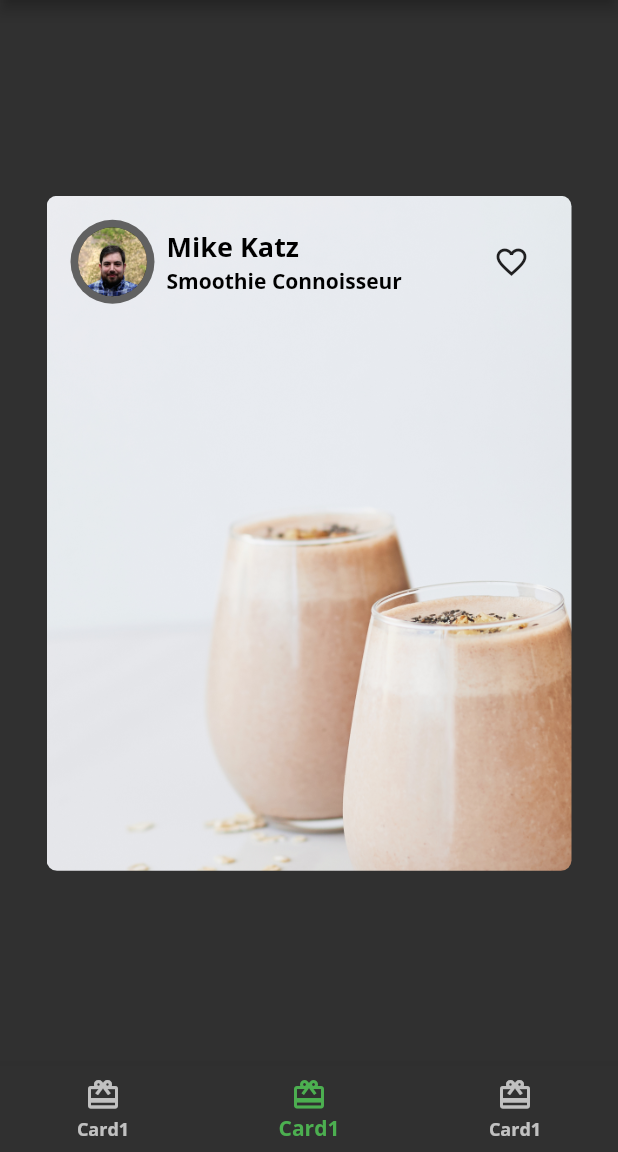
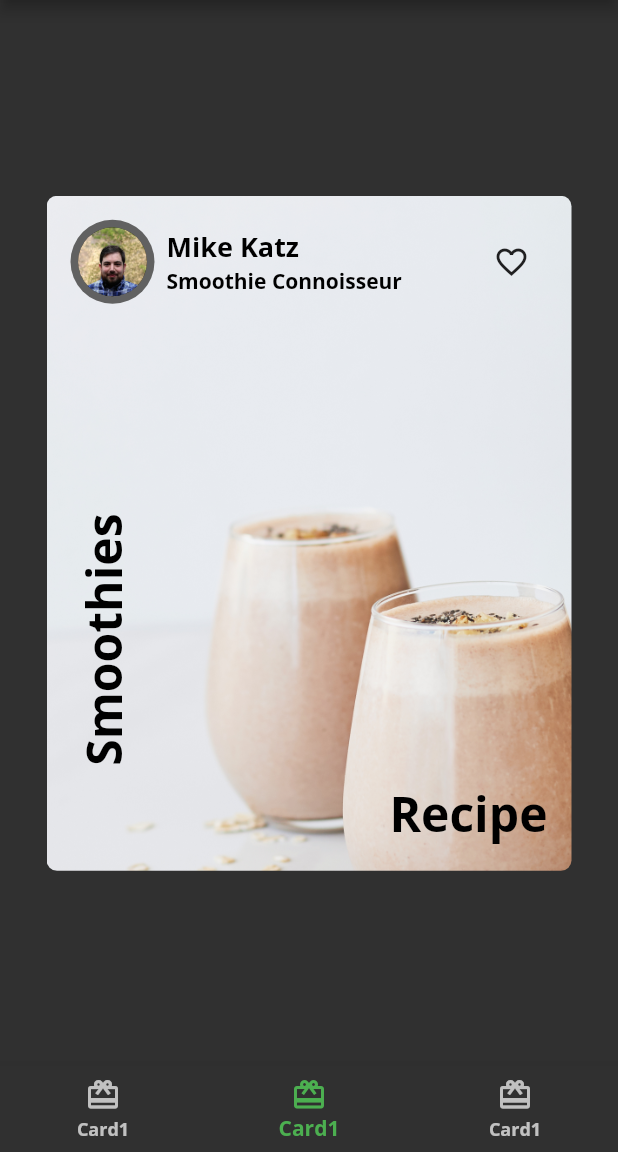
Before and after one commit to robsenshemsedin/flutter-apprentice, a Flutter app: the screen it shows after launch, item 2 of the bottom bar chosen, on a phone screen of 412 x 824 dp, the part 84-1236 px from its top. Run offline on Flutter 3.47's test engine with Material 2 defaults, Android fonts, the phone set to English and light mode, and no system bars; our stand-ins replace google_fonts.

Commit message:
Added to Text widgets.

```diff
--- a/04-understanding-widgets/projects/fooderlich/lib/card2.dart
+++ b/04-understanding-widgets/projects/fooderlich/lib/card2.dart
@@ -1,4 +1,5 @@
 import 'package:flutter/material.dart';
+import 'package:fooderlich/fooderlich_theme.dart';
 import 'author_card.dart';
 
 class Card2 extends StatelessWidget {
@@ -13,12 +14,39 @@ class Card2 extends StatelessWidget {
                 image: AssetImage(cardImage), fit: BoxFit.cover),
             borderRadius: BorderRadius.all(Radius.circular(7))),
         constraints: const BoxConstraints.expand(height: 450, width: 350),
-        child: const Column(
+        child: Column(
+          mainAxisAlignment: MainAxisAlignment.spaceBetween,
           children: [
             AuthorCard(
               authorName: 'Mike Katz',
               title: 'Smoothie Connoisseur',
               imageProvider: AssetImage('assets/images/author_katz.jpeg'),
+            ),
+            Expanded(
+              child: Stack(
+                fit: StackFit.expand,
+                children: [
+                  Positioned(
+                    bottom: 16,
+                    right: 16,
+                    child: Text(
+                      'Recipe',
+                      style: FooderlichTheme.lightTextTheme.headlineLarge,
+                    ),
+                  ),
+                  Positioned(
+                    bottom: 70,
+                    left: 16,
+                    child: RotatedBox(
+                      quarterTurns: 3,
+                      child: Text(
+                        'Smoothies',
+                        style: FooderlichTheme.lightTextTheme.headlineLarge,
+                      ),
+                    ),
+                  )
+                ],
+              ),
             )
           ],
         ),
```
